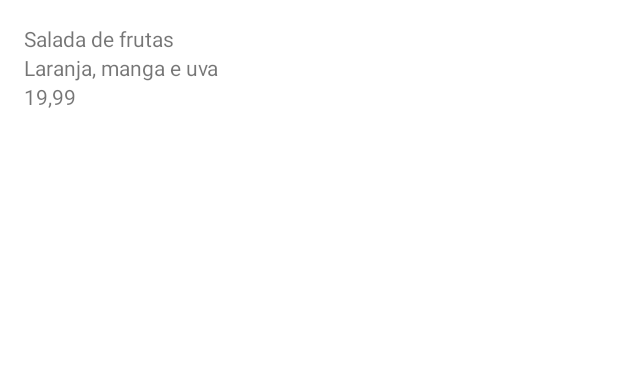
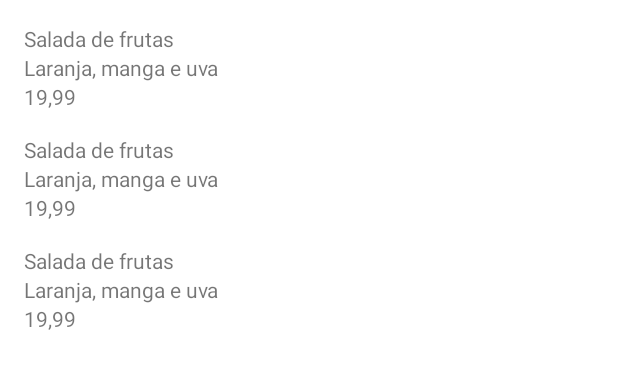
Before and after one commit to LunnyKot/Orgs, an Android app: the layout activity_main.xml on its own in the app's theme, with its tools: preview values and no code run, on a phone screen of 412 x 824 dp. Shown: the top 369 px of the screen. Run offline under Robolectric (Android 15) with nearby library versions, the phone set to English and light mode, and no system bars.

Commit message:
Starts recyclerView implementation

```diff
--- a/app/src/main/AndroidManifest.xml
+++ b/app/src/main/AndroidManifest.xml
@@ -14,7 +14,7 @@
         tools:targetApi="31">
 
         <activity
-            android:name=".MainActivity"
+            android:name=".ui.activity.MainActivity"
             android:exported="true">
             <intent-filter>
                 <action android:name="android.intent.action.MAIN" />
--- a/app/src/main/res/layout/activity_main.xml
+++ b/app/src/main/res/layout/activity_main.xml
@@ -6,33 +6,17 @@
     android:layout_width="match_parent"
     android:layout_height="match_parent">
 
-    <TextView
-        android:id="@+id/name"
-        android:layout_width="match_parent"
-        android:layout_height="wrap_content"
-        android:layout_margin="16dp"
-        tools:text="Salada de frutas"
+
+    <androidx.recyclerview.widget.RecyclerView
+        android:id="@+id/recyclerView"
+        android:layout_width="0dp"
+        android:layout_height="0dp"
+        app:layout_constraintBottom_toBottomOf="parent"
         app:layout_constraintEnd_toEndOf="parent"
-        app:layout_constraintTop_toTopOf="parent" />
+        app:layout_constraintStart_toStartOf="parent"
+        app:layout_constraintTop_toTopOf="parent"
+        tools:listitem="@layout/produto_item"/>
 
-    <TextView
-        android:id="@+id/description"
-        android:layout_width="match_parent"
-        android:layout_height="wrap_content"
-        android:layout_marginStart="16dp"
-        android:layout_marginEnd="16dp"
-        tools:text="Laranja, manga e uva"
-        app:layout_constraintTop_toBottomOf="@+id/name" />
-
-    <TextView
-        android:id="@+id/value"
-        android:layout_width="match_parent"
-        android:layout_height="wrap_content"
-        android:layout_marginStart="16dp"
-        android:layout_marginEnd="16dp"
-        tools:text="19,99"
-        app:layout_constraintTop_toBottomOf="@+id/description"
-        />
 
 
 </androidx.constraintlayout.widget.ConstraintLayout>
--- /dev/null
+++ b/app/src/main/res/layout/produto_item.xml
@@ -0,0 +1,40 @@
+<?xml version="1.0" encoding="utf-8"?>
+<androidx.constraintlayout.widget.ConstraintLayout xmlns:android="http://schemas.android.com/apk/res/android"
+    android:layout_width="match_parent"
+    android:layout_height="wrap_content"
+    xmlns:tools="http://schemas.android.com/tools"
+    xmlns:app="http://schemas.android.com/apk/res-auto">
+
+    <TextView
+        android:id="@+id/name"
+        android:layout_width="0dp"
+        android:layout_height="wrap_content"
+        android:layout_margin="16dp"
+        tools:text="Salada de frutas"
+        app:layout_constraintEnd_toEndOf="parent"
+        app:layout_constraintTop_toTopOf="parent"
+        app:layout_constraintStart_toStartOf="parent"/>
+
+    <TextView
+        android:id="@+id/description"
+        android:layout_width="0dp"
+        android:layout_height="wrap_content"
+        android:layout_marginStart="16dp"
+        android:layout_marginEnd="16dp"
+        tools:text="Laranja, manga e uva"
+        app:layout_constraintEnd_toEndOf="parent"
+        app:layout_constraintStart_toStartOf="parent"
+        app:layout_constraintTop_toBottomOf="@+id/name"/>
+    <TextView
+        android:id="@+id/value"
+        android:layout_width="0dp"
+        android:layout_height="wrap_content"
+        android:layout_marginStart="16dp"
+        android:layout_marginEnd="16dp"
+        tools:text="19,99"
+        app:layout_constraintStart_toStartOf="parent"
+        app:layout_constraintEnd_toEndOf="parent"
+        app:layout_constraintTop_toBottomOf="@+id/description"
+        />
+
+</androidx.constraintlayout.widget.ConstraintLayout>
```
Also changed, not shown: app/src/main/java/com/example/orgs/MainActivity.kt (deleted, +0 -23 lines), app/src/main/java/com/example/orgs/model/Produto.kt (added, +9 -0 lines), app/src/main/java/com/example/orgs/ui/activity/MainActivity.kt (added, +29 -0 lines), app/src/main/java/com/example/orgs/ui/recyclerview/adapter/ListaProdutosAdapter.kt (added, +20 -0 lines).
